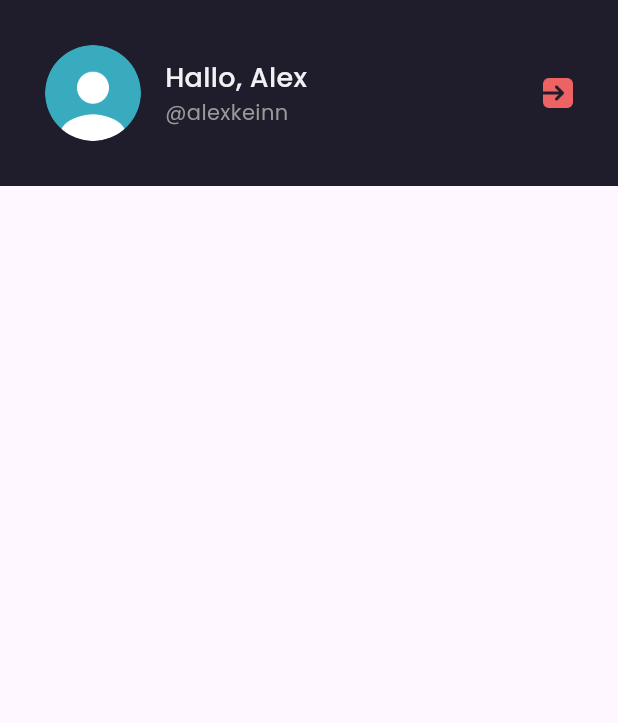
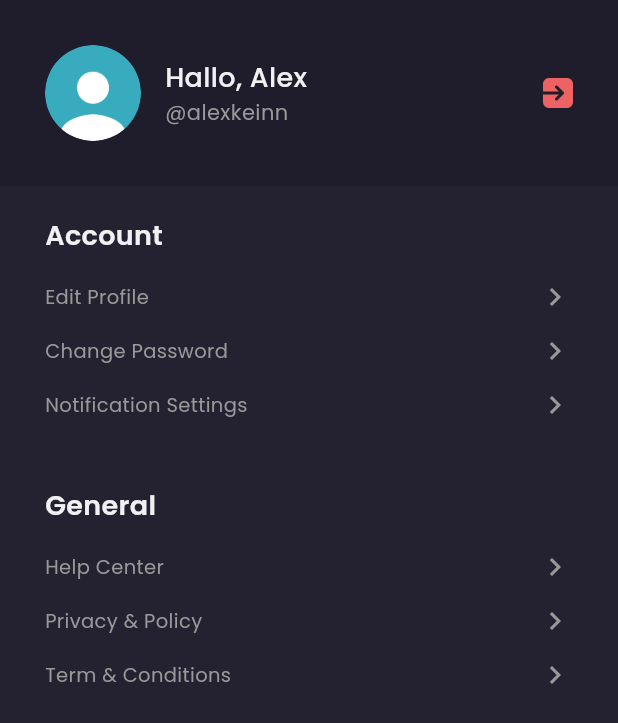
Before and after one commit to fachrulfaathir/ecomerce_flutter, a Flutter app: the ProfilePage screen opened by its route, on a phone screen of 412 x 824 dp. Shown: the top 723 px of the screen. Run offline on Flutter 3.47's test engine with Material 3 defaults, Android fonts, the phone set to English and light mode, and no system bars; our stand-ins replace google_fonts.

Commit message:
update tampilan edit profile

```diff
--- a/lib/main.dart
+++ b/lib/main.dart
@@ -7,6 +7,7 @@ import 'package:ecomerce_flutter/pages/home/wishlist_page.dart';
 import 'package:ecomerce_flutter/pages/sign_in_page.dart';
 import 'package:ecomerce_flutter/pages/sign_up_page.dart';
 import 'package:ecomerce_flutter/pages/splash_page.dart';
+import 'package:ecomerce_flutter/pages/edit_profile_page.dart';
 import 'package:flutter/material.dart';
 
 void main() {
@@ -31,6 +32,7 @@ class MyApp extends StatelessWidget {
         '/wishlist_page': (context) => const WishlistPage(),
         '/profile_page': (context) => const ProfilePage(),
         '/detail-chat': (context) => const ChatDetailPage(),
+        '/edit-profile': (context) => const EditProfilePage(),
       },
     );
   }
--- a/lib/pages/home/main_page.dart
+++ b/lib/pages/home/main_page.dart
@@ -98,7 +98,7 @@ class _MainPageState extends State<MainPage> {
   @override
   Widget build(BuildContext context) {
     return Scaffold(
-      backgroundColor: bgColor1,
+      backgroundColor: currentIndex == 1 ? bgColor1 : bgColor3,
       floatingActionButton: floatingButton(),
       floatingActionButtonLocation: FloatingActionButtonLocation.centerDocked,
       bottomNavigationBar: bottomNavigation(),
--- a/lib/pages/home/profile_page.dart
+++ b/lib/pages/home/profile_page.dart
@@ -3,7 +3,7 @@ import 'package:ecomerce_flutter/theme.dart';
 class ProfilePage extends StatelessWidget {
   const ProfilePage({super.key});
 
-  AppBar header(){
+  AppBar header(BuildContext context){
     return AppBar(
       toolbarHeight: 124,
       centerTitle:true,
@@ -31,7 +31,11 @@ class ProfilePage extends StatelessWidget {
                   ],
                 ),
               ),
-              Image.asset('assets/button_exit.png', width: 20, height: 20,)
+              GestureDetector(
+                onTap: (){
+                  Navigator.pushNamedAndRemoveUntil(context, '/sign-in', (route) => false);
+                },
+                child: Image.asset('assets/button_exit.png', width: 20, height: 20,))
             ],
           ),
         ),
@@ -39,10 +43,55 @@ class ProfilePage extends StatelessWidget {
     );
   }
 
+  Widget menuItem(String text){
+    return Container(
+      margin: EdgeInsets.only(bottom: 12),
+      child: Row(
+        mainAxisAlignment: MainAxisAlignment.spaceBetween,
+        children: [
+          Text(text, style: secondaryTextStyle.copyWith(fontSize: 13, fontWeight: regular)),
+          Icon(Icons.chevron_right, color: secondaryTextColor,)
+        ],
+      ),
+    );
+  }
+
+  Widget content(BuildContext context){
+    return Container(
+    decoration: BoxDecoration(
+      color: bgColor3,
+    ),
+    padding: EdgeInsets.symmetric(horizontal: defaultMargin),
+    width: double.infinity,
+      child: Column(
+        crossAxisAlignment: CrossAxisAlignment.start,
+        children: [
+          SizedBox(height: 20,),
+          Text('Account', style: primaryTextStyle.copyWith(fontSize: 18, fontWeight: semiBold)),
+          SizedBox(height: 16,),
+          GestureDetector(
+            onTap: (){
+              Navigator.pushNamed(context, '/edit-profile');
+            },
+            child: menuItem('Edit Profile')),
+          menuItem('Change Password'),
+          menuItem('Notification Settings'),
+          SizedBox(height: defaultMargin),
+          Text('General', style: primaryTextStyle.copyWith(fontSize: 18, fontWeight: semiBold)),
+          SizedBox(height: 16,),
+          menuItem('Help Center'),
+          menuItem('Privacy & Policy'),
+          menuItem('Term & Conditions'),
+        ],
+      )
+    );
+  }
+
   @override
   Widget build(BuildContext context) {
     return Scaffold(
-      appBar: header(),
+      appBar: header(context),
+      body: content(context),
     );
   }
 }
```
Also changed, not shown: lib/pages/edit_profile_page.dart (added, +85 -0 lines).
